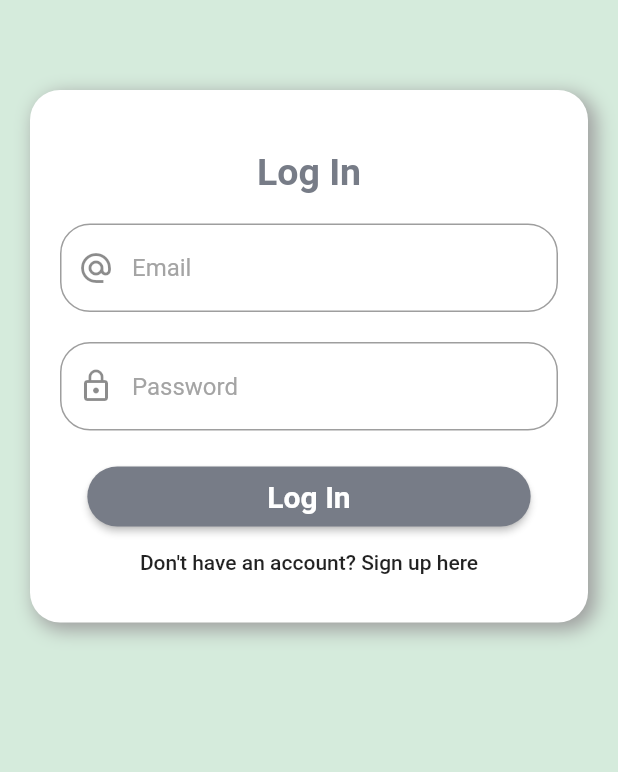
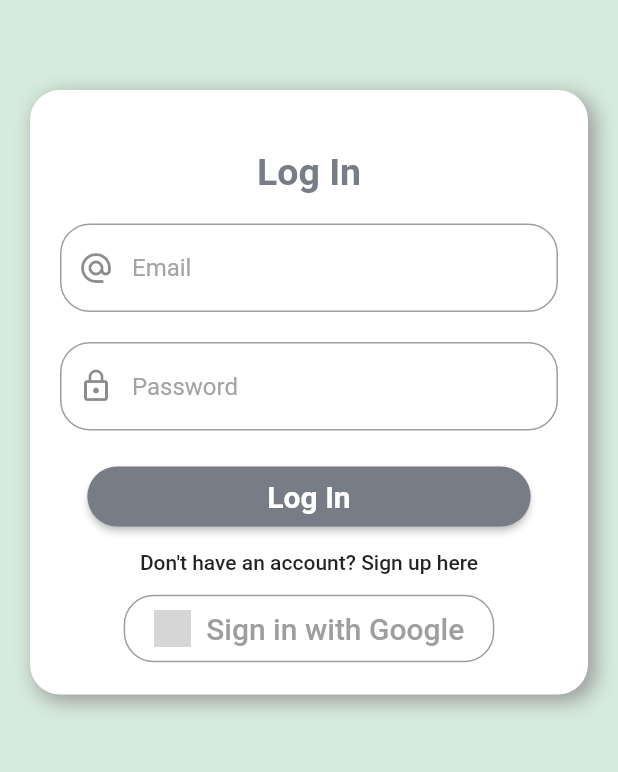
Before and after one commit to obSch/TheBookClub, a Flutter app: the screen it shows after launch, after a tap on "Log In", on a phone screen of 412 x 824 dp, the part 382-1154 px from its top. Run offline on Flutter 3.47's test engine with Material 2 defaults, Android fonts, the phone set to English and light mode, and no system bars; our stand-ins replace firebase_auth, firebase_core, google_sign_in; accounts and stored records are empty; network calls fail; grey boxes are pictures that could not be loaded.

Commit message:
commit 'Enable Google sign in'

```diff
--- a/lib/screens/login/localwidgets/loginform.dart
+++ b/lib/screens/login/localwidgets/loginform.dart
@@ -4,6 +4,11 @@ import 'package:BookClub/states/currentUser.dart';
 import 'package:BookClub/widgets/ourContainer.dart';
 import 'package:flutter/material.dart';
 import 'package:provider/provider.dart';
+
+enum LoginType {
+  email,
+  google,
+}
 
 class OurLoginForm extends StatefulWidget {
   @override
@@ -14,11 +19,26 @@ class _OurLoginFormState extends State<OurLoginForm> {
   TextEditingController _emailController = TextEditingController();
   TextEditingController _passwordController = TextEditingController();
 
-  void _loginUser(String email, String password, BuildContext context) async {
+  void _loginUser(
+      {@required LoginType type,
+      String email,
+      String password,
+      BuildContext context}) async {
     CurrentUser _currentUser = Provider.of<CurrentUser>(context, listen: false);
 
     try {
-      String _returnString = await _currentUser.loginWithEmail(email, password);
+      String _returnString;
+
+      switch (type) {
+        case LoginType.email:
+          _returnString = await _currentUser.loginWithEmail(email, password);
+          break;
+        case LoginType.google:
+          _returnString = await _currentUser.loginWithGoogle();
+          break;
+        default:
+      }
+
       if (_returnString == "success") {
         Navigator.of(context).push(
           MaterialPageRoute(
@@ -36,6 +56,46 @@ class _OurLoginFormState extends State<OurLoginForm> {
     } catch (e) {
       print(e);
     }
+  }
+
+  Widget _googleButton() {
+    return OutlineButton(
+      onPressed: () {
+        _loginUser(
+          type: LoginType.google,
+          context: context,
+        );
+      },
+      splashColor: Colors.grey,
+      shape: RoundedRectangleBorder(
+        borderRadius: BorderRadius.circular(20),
+      ),
+      highlightElevation: 0,
+      borderSide: BorderSide(color: Colors.grey),
+      child: Padding(
+        padding: const EdgeInsets.fromLTRB(0, 10, 0, 10),
+        child: Row(
+          mainAxisSize: MainAxisSize.min,
+          mainAxisAlignment: MainAxisAlignment.center,
+          children: <Widget>[
+            Image(
+              image: AssetImage("asssets/google_logo.png"),
+              height: 25.0,
+            ),
+            Padding(
+              padding: const EdgeInsets.only(left: 10),
+              child: Text(
+                "Sign in with Google",
+                style: TextStyle(
+                  fontSize: 20,
+                  color: Colors.grey,
+                ),
+              ),
+            ),
+          ],
+        ),
+      ),
+    );
   }
 
   @override
@@ -90,7 +150,11 @@ class _OurLoginFormState extends State<OurLoginForm> {
             ),
             onPressed: () {
               _loginUser(
-                  _emailController.text, _passwordController.text, context);
+                type: LoginType.email,
+                email: _emailController.text,
+                password: _passwordController.text,
+                context: context,
+              );
             },
           ),
           FlatButton(
@@ -103,7 +167,8 @@ class _OurLoginFormState extends State<OurLoginForm> {
             },
             child: Text("Don't have an account? Sign up here"),
             materialTapTargetSize: MaterialTapTargetSize.shrinkWrap,
-          )
+          ),
+          _googleButton(),
         ],
       ),
     );
```
Also changed, not shown: lib/states/currentUser.dart (+19 -6 lines).
